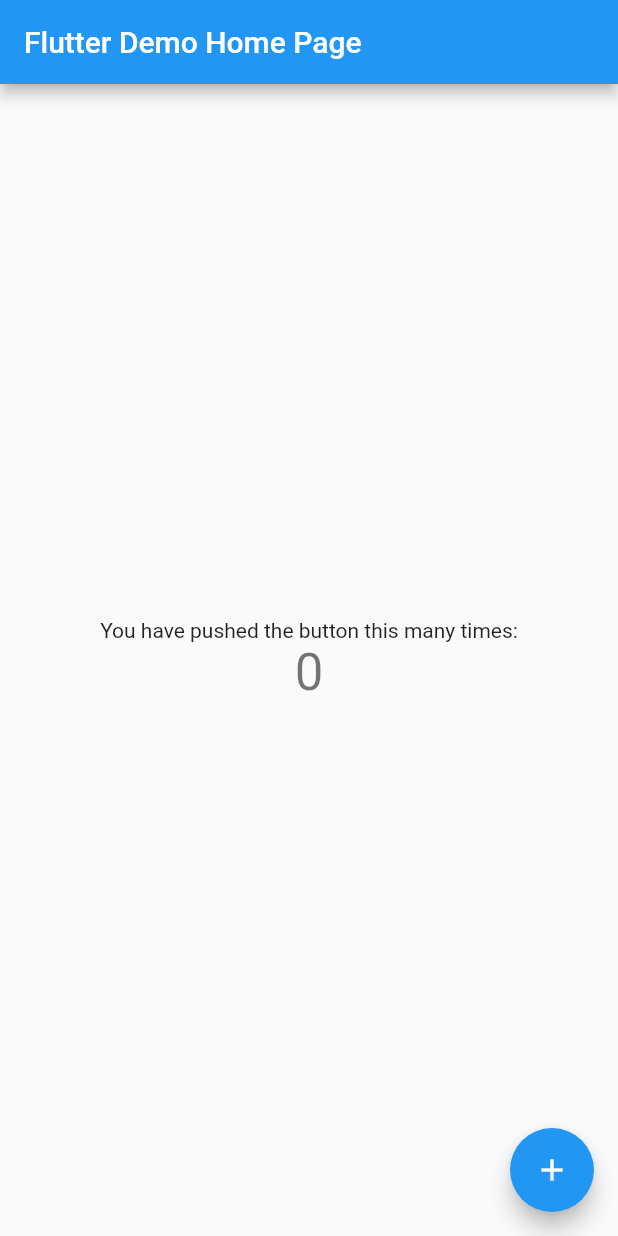
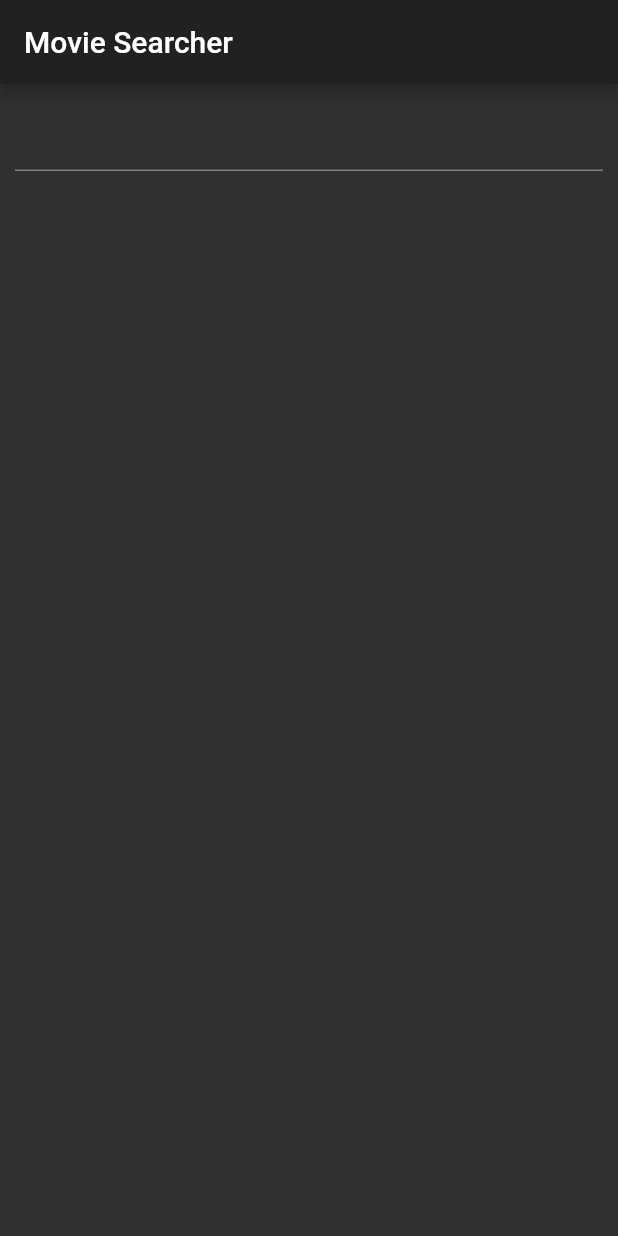
Before and after one commit to yidinghe/Flutter_Movie_Gallery, a Flutter app: the screen it shows after launch, on a phone screen of 412 x 824 dp. Run offline on Flutter 3.47's test engine with Material 2 defaults, Android fonts, the phone set to English and light mode, and no system bars; our stand-ins replace rxdart; statements that could not run were skipped.

Commit message:
Added step 1.

```diff
--- a/lib/main.dart
+++ b/lib/main.dart
@@ -1,109 +1,189 @@
 import 'package:flutter/material.dart';
+import 'package:flutter_movie_gallery/model/model.dart';
+import 'package:rxdart/rxdart.dart';
+import 'package:http/http.dart' as http;
 
-void main() => runApp(new MyApp());
+import 'dart:convert';
+
+const key = '3332ce65712d0011fa1d3bd54ba65b6f';
+
+void main() => runApp(MyApp());
 
 class MyApp extends StatelessWidget {
-  // This widget is the root of your application.
   @override
   Widget build(BuildContext context) {
-    return new MaterialApp(
-      title: 'Flutter Demo',
-      theme: new ThemeData(
-        // This is the theme of your application.
-        //
-        // Try running your application with "flutter run". You'll see the
-        // application has a blue toolbar. Then, without quitting the app, try
-        // changing the primarySwatch below to Colors.green and then invoke
-        // "hot reload" (press "r" in the console where you ran "flutter run",
-        // or press Run > Flutter Hot Reload in IntelliJ). Notice that the
-        // counter didn't reset back to zero; the application is not restarted.
-        primarySwatch: Colors.blue,
-      ),
-      home: new MyHomePage(title: 'Flutter Demo Home Page'),
+    return MaterialApp(
+      title: "Movie Searcher",
+      theme: ThemeData.dark(),
+      home: HomePage(),
     );
   }
 }
 
-class MyHomePage extends StatefulWidget {
-  MyHomePage({Key key, this.title}) : super(key: key);
+class HomePage extends StatefulWidget {
+  @override
+  HomeState createState() => HomeState();
+}
 
-  // This widget is the home page of your application. It is stateful, meaning
-  // that it has a State object (defined below) that contains fields that affect
-  // how it looks.
+class HomeState extends State<HomePage> {
+  List<Movie> movies = List();
+  bool hasLoaded = true;
 
-  // This class is the configuration for the state. It holds the values (in this
-  // case the title) provided by the parent (in this case the App widget) and
-  // used by the build method of the State. Fields in a Widget subclass are
-  // always marked "final".
-
-  final String title;
+  final PublishSubject subject = PublishSubject<String>();
 
   @override
-  _MyHomePageState createState() => new _MyHomePageState();
-}
+  void dispose() {
+    subject.close();
+    super.dispose();
+  }
 
-class _MyHomePageState extends State<MyHomePage> {
-  int _counter = 0;
+  @override
+  void initState() {
+    super.initState();
+    subject.stream.debounce(Duration(milliseconds: 400)).listen(searchMovies);
+  }
 
-  void _incrementCounter() {
+  void searchMovies(query) {
+    resetMovies();
+    if (query.isEmpty) {
+      setState(() {
+        hasLoaded = true;
+      });
+      return; //Forgot to add in the tutorial <- leaves function if there is no query in the box.
+    }
+    setState(() => hasLoaded = false);
+    http
+        .get(
+            'https://api.themoviedb.org/3/search/movie?api_key=$key&query=$query')
+        .then((res) => (res.body))
+        .then(json.decode)
+        .then((map) => map["results"])
+        .then((movies) => movies.forEach(addMovie))
+        .catchError(onError)
+        .then((e) {
+      setState(() {
+        hasLoaded = true;
+      });
+    });
+  }
+
+  void onError(dynamic d) {
     setState(() {
-      // This call to setState tells the Flutter framework that something has
-      // changed in this State, which causes it to rerun the build method below
-      // so that the display can reflect the updated values. If we changed
-      // _counter without calling setState(), then the build method would not be
-      // called again, and so nothing would appear to happen.
-      _counter++;
+      hasLoaded = true;
     });
+  }
+
+  void addMovie(item) {
+    setState(() {
+      movies.add(Movie.fromJson(item));
+    });
+    print('${movies.map((m) => m.title)}');
+  }
+
+  void resetMovies() {
+    setState(() => movies.clear());
   }
 
   @override
   Widget build(BuildContext context) {
-    // This method is rerun every time setState is called, for instance as done
-    // by the _incrementCounter method above.
-    //
-    // The Flutter framework has been optimized to make rerunning build methods
-    // fast, so that you can just rebuild anything that needs updating rather
-    // than having to individually change instances of widgets.
-    return new Scaffold(
-      appBar: new AppBar(
-        // Here we take the value from the MyHomePage object that was created by
-        // the App.build method, and use it to set our appbar title.
-        title: new Text(widget.title),
+    return Scaffold(
+      appBar: AppBar(
+        title: Text('Movie Searcher'),
       ),
-      body: new Center(
-        // Center is a layout widget. It takes a single child and positions it
-        // in the middle of the parent.
-        child: new Column(
-          // Column is also layout widget. It takes a list of children and
-          // arranges them vertically. By default, it sizes itself to fit its
-          // children horizontally, and tries to be as tall as its parent.
-          //
-          // Invoke "debug paint" (press "p" in the console where you ran
-          // "flutter run", or select "Toggle Debug Paint" from the Flutter tool
-          // window in IntelliJ) to see the wireframe for each widget.
-          //
-          // Column has various properties to control how it sizes itself and
-          // how it positions its children. Here we use mainAxisAlignment to
-          // center the children vertically; the main axis here is the vertical
-          // axis because Columns are vertical (the cross axis would be
-          // horizontal).
-          mainAxisAlignment: MainAxisAlignment.center,
+      body: Container(
+        padding: EdgeInsets.all(10.0),
+        child: Column(
           children: <Widget>[
-            new Text(
-              'You have pushed the button this many times:',
+            TextField(
+              onChanged: (String string) => (subject.add(string)),
             ),
-            new Text(
-              '$_counter',
-              style: Theme.of(context).textTheme.display1,
+            hasLoaded ? Container() : CircularProgressIndicator(),
+            Expanded(
+              child: ListView.builder(
+                padding: EdgeInsets.all(10.0),
+                itemCount: movies.length,
+                itemBuilder: (BuildContext context, int index) {
+                  return new MovieView(movies[index]);
+                },
+              ),
             ),
           ],
         ),
       ),
-      floatingActionButton: new FloatingActionButton(
-        onPressed: _incrementCounter,
-        tooltip: 'Increment',
-        child: new Icon(Icons.add),
-      ), // This trailing comma makes auto-formatting nicer for build methods.
     );
   }
 }
+
+class MovieView extends StatefulWidget {
+  MovieView(this.movie);
+
+  final Movie movie;
+
+  @override
+  MovieViewState createState() => MovieViewState();
+}
+
+class MovieViewState extends State<MovieView> {
+  Movie movieState;
+
+  @override
+  void initState() {
+    super.initState();
+    movieState = widget.movie;
+  }
+
+  @override
+  Widget build(BuildContext context) {
+    return Card(
+      child: Container(
+        height: 200.0,
+        padding: EdgeInsets.all(10.0),
+        child: Row(
+          children: <Widget>[
+            movieState.posterPath != null
+                ? Hero(
+                    child: Image.network(
+                        "https://image.tmdb.org/t/p/w92${movieState.posterPath}"),
+                    tag: movieState.id,
+                  )
+                : Container(),
+            Expanded(
+              child: Stack(
+                children: <Widget>[
+                  Align(
+                    alignment: Alignment.center,
+                    child: Padding(
+                      padding: EdgeInsets.all(10.0),
+                      child: Text(
+                        movieState.title,
+                        maxLines: 10,
+                      ),
+                    ),
+                  ),
+                  Align(
+                    alignment: Alignment.topRight,
+                    child: IconButton(
+                      icon: movieState.favored
+                          ? Icon(Icons.star)
+                          : Icon(Icons.star_border),
+                      color: Colors.white,
+                      onPressed: () {},
+                    ),
+                  ),
+                  Align(
+                    alignment: Alignment.bottomRight,
+                    child: IconButton(
+                      icon: Icon(Icons.arrow_downward),
+                      color: Colors.white,
+                      onPressed: () {},
+                    ),
+                  )
+                ],
+              ),
+            ),
+          ],
+        ),
+      ),
+    );
+  }
+}
--- /dev/null
+++ b/lib/model/model.dart
@@ -0,0 +1,21 @@
+import 'package:meta/meta.dart';
+
+class Movie {
+  Movie({
+    @required this.title,
+    @required this.posterPath,
+    @required this.id,
+    @required this.overview,
+    this.favored,
+  });
+
+  String title, posterPath, id, overview;
+  bool favored;
+
+  Movie.fromJson(Map json)
+      : title = json["title"],
+        posterPath = json["poster_path"],
+        id = json["id"].toString(),
+        overview = json["overview"],
+        favored = false;
+}
--- a/pubspec.yaml
+++ b/pubspec.yaml
@@ -8,6 +8,9 @@ dependencies:
   # The following adds the Cupertino Icons font to your application.
   # Use with the CupertinoIcons class for iOS style icons.
   cupertino_icons: ^0.1.0
+  sqflite: any
+  path_provider: ^0.4.0
+  rxdart: ^0.16.7
 
 dev_dependencies:
   flutter_test:
```
